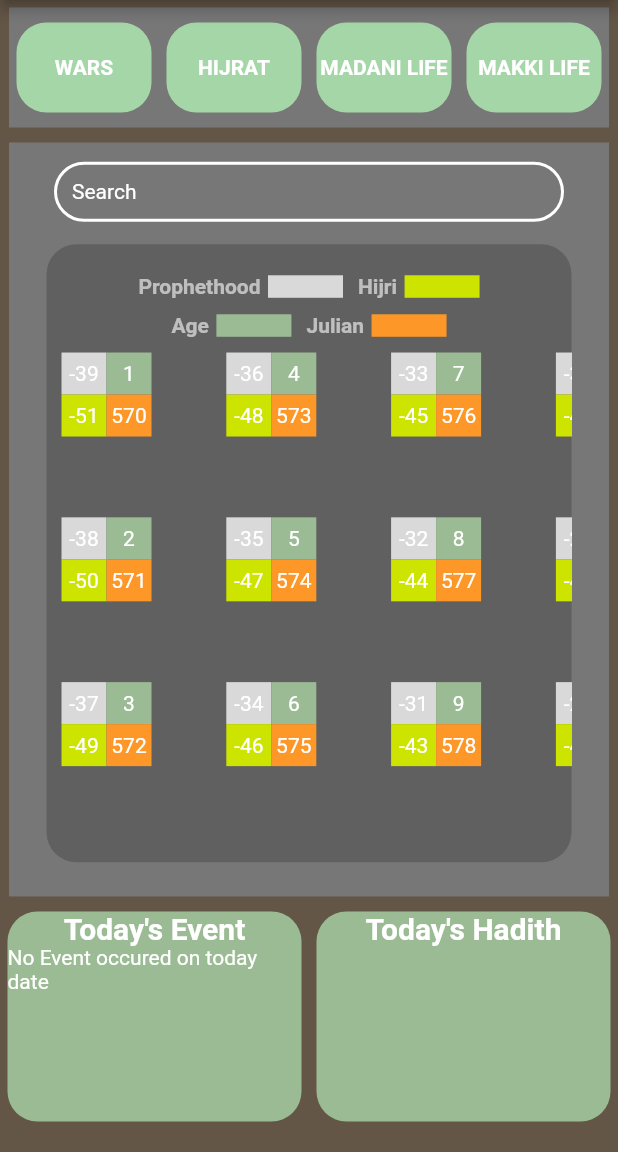
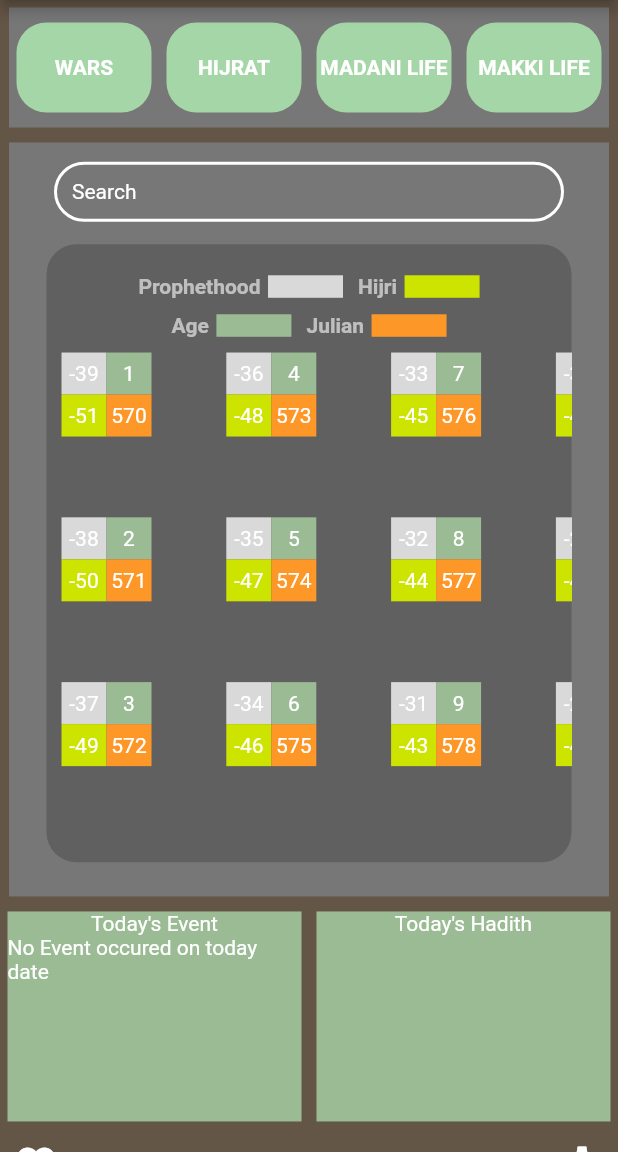
Before and after one commit to asadullah43/following-the-prophet, a Flutter app: the screen it shows after launch, on a phone screen of 412 x 824 dp, the part 84-1236 px from its top. Run offline on Flutter 3.47's test engine with Material 2 defaults, Android fonts, the light colour scheme and no system bars; our stand-ins replace cloud_firestore, file_picker, firebase_auth, firebase_core, flutter_svg, flutter_switch and 5 more; accounts and stored records are empty.

Commit message:
hadees and event done

```diff
--- a/lib/Screens/home/components/dailyEent.dart
+++ b/lib/Screens/home/components/daily_event.dart
@@ -12,13 +12,11 @@
   @override
   State<DailyEvent> createState() => _DailyEventState();
 }
-
 class _DailyEventState extends State<DailyEvent> {
   @override
   void initState() {
     super.initState();
   }
-
   @override
   Widget build(BuildContext context) {
     return Expanded(
@@ -37,6 +35,42 @@
           } else {
             showAlertDialog(context);
           }
+        },
+        child: Container(
+
+          child: (widget.text.compareTo('Today\'s Hadith') == 0)
+              ? Column(
+            children: [
+              Text(widget.text),
+              widget.hadees == null ? Text('') : Text(widget.hadees),
+            ],
+          )
+              : Column(
+            children: [
+              Text(widget.text),
+              widget.event == null || widget.event.title == null
+                  ? Text('No Event occured on today date')
+                  : Text(widget.event.title),
+              widget.event == null || widget.event.title == null
+                  ? Text('')
+                  : Text(widget.event.year.toString()),
+            ],
+          ),
+          margin: EdgeInsets.all(5),
+          decoration: BoxDecoration(
+            color: Color(0xFF9BBB94),
+          ),
+          height: 140,
+          width: 200,
+        ),
+      ),
+    );
+  }
+  /*Widget build(BuildContext context) {
+    return Expanded(
+      child: GestureDetector(
+        onTap: () {
+            showAlertDialog(context);
         },
         child: Container(
 
@@ -77,7 +111,8 @@
         ),
       ),
     );
-  }
+  }*/
+
 
   showAlertDialog(BuildContext context) {
     // set up the button
@@ -98,9 +133,8 @@
         ),),
 
       ),
-      content: Text(widget.hadees),
+      content: Text(widget.hadees==null?'':widget.hadees),
       backgroundColor: Colors.teal,
-
       actions: [
         okButton,
       ],
--- a/lib/appbar.dart
+++ b/lib/appbar.dart
@@ -4,17 +4,16 @@
 import 'package:following_the_prophet/Screens/UserInfoScreen.dart';
 import 'package:following_the_prophet/Screens/favorite/favorite_page.dart';
 import 'package:following_the_prophet/Screens/home/components/quickButton.dart';
-import 'package:following_the_prophet/Screens/requestForData.dart';
 import 'package:following_the_prophet/helper/database.dart';
 import 'package:following_the_prophet/models/User.dart';
 import 'package:following_the_prophet/models/contentModel.dart';
 import 'package:shared_preferences/shared_preferences.dart';
 import 'package:url_launcher/url_launcher.dart';
-
+import 'Screens/RateUsPage.dart';
 import 'Screens/SendDataFile.dart';
-
+import 'Screens/contactUsPage.dart';
 import 'Screens/home/components/calender.dart';
-import 'Screens/home/components/dailyEent.dart';
+import 'Screens/home/components/daily_event.dart';
 import 'Screens/lastRead/lastRead.dart';
 import 'Screens/settings/settings.dart';
 
@@ -65,48 +64,48 @@
                       ),
                     ],
                   ),
-                  // Container(
-                  //   padding: EdgeInsets.only(bottom: 25.0),
-                    // child: Row(
-                    //   mainAxisAlignment: MainAxisAlignment.spaceBetween,
-                    //   children: [
-                    //     IconButton(
-                    //       onPressed: () {
-                    //         Navigator.push(
-                    //           context,
-                    //           MaterialPageRoute(
-                    //             builder: (context) {
-                    //               return FavoritePage(user: userdata);
-                    //             },
-                    //           ),
-                    //         );
-                    //       },
-                    //       icon: Icon(
-                    //         Icons.favorite,
-                    //         size: 30.0,
-                    //         color: Colors.white,
-                    //       ),
-                    //     ),
-                    //     IconButton(
-                    //       onPressed: () {
-                    //         Navigator.push(
-                    //           context,
-                    //           MaterialPageRoute(
-                    //             builder: (context) {
-                    //               return SettingScreen();
-                    //             },
-                    //           ),
-                    //         );
-                    //       },
-                    //       icon: Icon(
-                    //         Icons.settings,
-                    //         size: 30.0,
-                    //         color: Colors.white,
-                    //       ),
-                    //     ),
-                    //   ],
-                    // ),
-                  //),
+                  Container(
+                    padding: EdgeInsets.only(bottom: 25.0),
+                    child: Row(
+                      mainAxisAlignment: MainAxisAlignment.spaceBetween,
+                      children: [
+                        IconButton(
+                          onPressed: () {
+                            Navigator.push(
+                              context,
+                              MaterialPageRoute(
+                                builder: (context) {
+                                  return FavoritePage(user: userdata);
+                                },
+                              ),
+                            );
+                          },
+                          icon: Icon(
+                            Icons.favorite,
+                            size: 30.0,
+                            color: Colors.white,
+                          ),
+                        ),
+                        IconButton(
+                          onPressed: () {
+                            Navigator.push(
+                              context,
+                              MaterialPageRoute(
+                                builder: (context) {
+                                  return SettingScreen();
+                                },
+                              ),
+                            );
+                          },
+                          icon: Icon(
+                            Icons.settings,
+                            size: 30.0,
+                            color: Colors.white,
+                          ),
+                        ),
+                      ],
+                    ),
+                  ),
                 ],
               ),
             ),
@@ -117,19 +116,6 @@
             color: Color(0xFF645647),
             child: ListView(
               children: [
-                DrawerHeader(
-                    decoration: BoxDecoration(
-                      color: Color.fromARGB(255, 20, 83, 112),
-                    ),
-                    child: Center(
-                        child: Text(
-                      'Following The Prophet',
-                      style: TextStyle(
-                        color: Color(0xFFFD9727),
-                        fontSize: 30,
-                        fontWeight: FontWeight.bold,
-                      ),
-                    ))),
                 const SizedBox(
                   height: 48,
                 ),
@@ -155,10 +141,11 @@
                   height: 5,
                 ),
                 buildMenuItem(
-                  text: 'Request For Data',
+                    text: 'Contact Us',
                     icon: Icons.contact_mail,
-                  onClicked: () => selectPage(context, 3),
-                ),
+                    onClicked: () async {
+                      await _launchInBrowser("www.google.com");
+                    }),
                 const SizedBox(
                   height: 5,
                 ),
@@ -281,20 +268,19 @@
         ));
         break;
       case 2:
-        //visit to website
         // Navigator.of(context).push(MaterialPageRoute(
-        // builder: (context) =>
+        //   builder: (context) => VisitOurWebsitePage(),
         // ));
         break;
       case 3:
         Navigator.of(context).push(MaterialPageRoute(
-          builder: (context) => RequestForData(),
+          builder: (context) => ContactUsPage(),
         ));
         break;
       case 5:
-        // Navigator.of(context).push(MaterialPageRoute(
-        //   builder: (context) => RateUsPage(),
-        // ));
+        Navigator.of(context).push(MaterialPageRoute(
+          builder: (context) => RateUsPage(),
+        ));
         break;
       case 6:
         Navigator.of(context).push(MaterialPageRoute(
@@ -303,7 +289,7 @@
         break;
       case 7:
         Navigator.of(context).push(MaterialPageRoute(
-          builder: (context) => SendData(),
+          // builder: (context) => SendDataFile(),
         ));
         break;
     }
@@ -332,35 +318,43 @@
         DateTime.now().month.toString(),
       ),
     );
+    if(results!=null){
       event = ContentModel(
         title: results['title'],
         subtitle: results['subtitle'],
         year: results['year'],
       );
+    }
     if (event.title != '' || event.title != null) {
       pref.setString('todayEvent', event.title);
     } else {
-      event.title = pref.getString('todayEvent');
+      event=ContentModel(title: pref.getString('todayEvent'),) ;
     }
-    setState(() {});
+    setState(() {
+      print('Event: ${event.title}');
+    });
   }
 
   getHadees() async {
     SharedPreferences prefs = await _prefs;
+    var id = prefs.getInt('hadeesId');
     String date = prefs.getString('date');
-    int id=prefs.getInt('hadeesId');
     if (date == null) {
       setCurrentDate();
-    }if(id==null){
+    }
+    if (id == null) {
       prefs.setInt('hadeesId', 1);
+      id = 1;
+      setCurrentDate();
     }
     String todayDate =
         "${DateTime.now().day}-${DateTime.now().month}-${DateTime.now().year}";
     if (todayDate.compareTo(date) != 0) {
+      id += 1;
       setCurrentDate();
+      prefs.setInt('hadeesId', id);
     }
-    print("hadeesID: $id");
-    hadees = await _db.getHadees(id);
+    hadees = await _db.getHadees(19);
 
     setState(() {});
   }
--- a/lib/helper/database.dart
+++ b/lib/helper/database.dart
@@ -49,7 +49,10 @@
         .catchError((e) {
       print(e);
     });
-    return result.docs[0].data();
+    if(result.docs[0].data()==null){
+      return null;
+    }else
+      return result.docs[0].data();
   }
 
   getHadees(int id) async {
@@ -59,7 +62,7 @@
         .catchError((e) {
       print(e);
     });
-    return result.docs[0].data()['hadees'];
+    return result.docs[0].data()['title'];
   }
 
   addLastRead(String title, String username) async {
```
Lines whose indentation alone changed are shown as unchanged.
